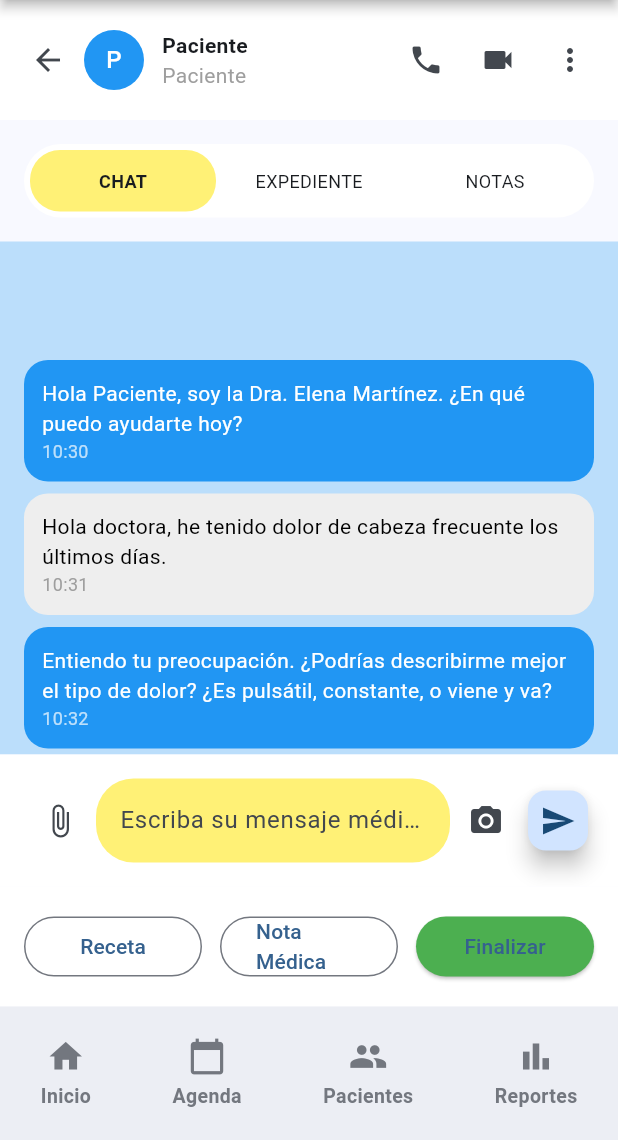
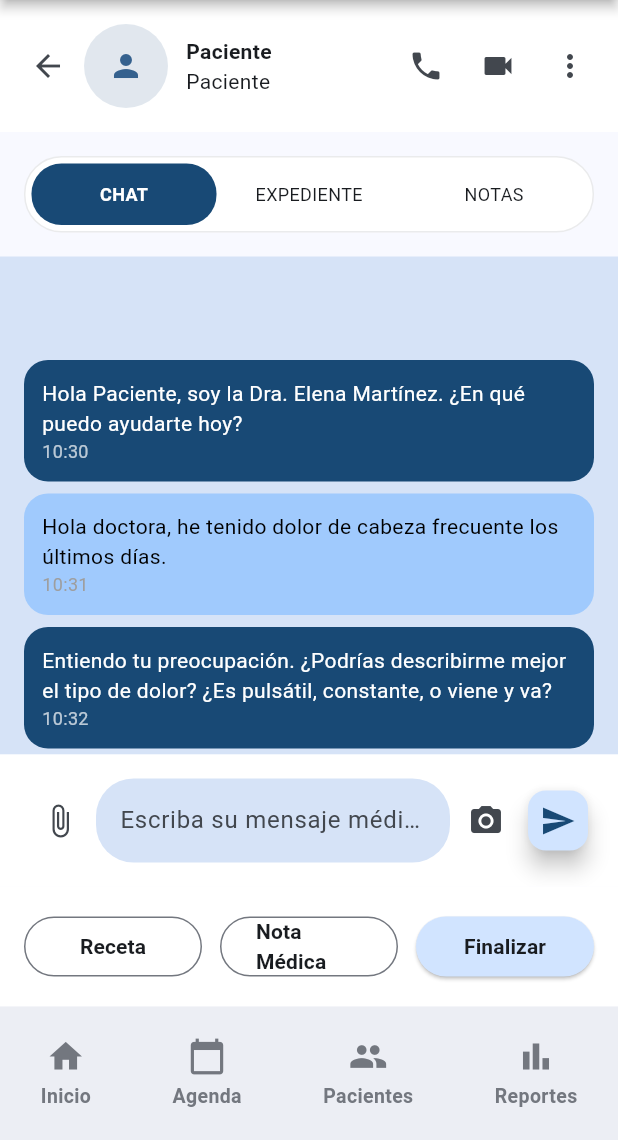
Before and after one commit to ValeriaCastro04/proyecto_hidoc, a Flutter app: the DoctorChatScreen screen opened by its route, on a phone screen of 412 x 824 dp, the part 96-1236 px from its top. Run offline on Flutter 3.47's test engine with Material 3 defaults, Android fonts, the light colour scheme and no system bars; our stand-ins replace fl_chart, flutter_riverpod, go_router.

Commit message:
Poniendo colores según la temática

```diff
--- a/lib/features/doctor/screen/doctor_chat_screen.dart
+++ b/lib/features/doctor/screen/doctor_chat_screen.dart
@@ -467,9 +467,10 @@ class DoctorChatHeader extends StatelessWidget {
 
   @override
   Widget build(BuildContext context) {
+    final colors = Theme.of(context).colorScheme;
     return Container(
       padding: const EdgeInsets.symmetric(vertical: 16, horizontal: 8),
-      color: Colors.white,
+      color: colors.onPrimary,
       child: SafeArea(
         bottom: false,
         child: Row(
@@ -479,8 +480,9 @@ class DoctorChatHeader extends StatelessWidget {
               icon: const Icon(Icons.arrow_back),
             ),
             CircleAvatar(
-              backgroundColor: Colors.blue,
-              child: Text(patientInitials, style: const TextStyle(color: Colors.white)),
+              radius: 28,
+              backgroundColor: colors.primary.withOpacity(.15),
+              child: Icon(Icons.person, color: colors.primary),
             ),
             const SizedBox(width: 12),
             Expanded(
@@ -488,7 +490,7 @@ class DoctorChatHeader extends StatelessWidget {
                 crossAxisAlignment: CrossAxisAlignment.start,
                 children: [
                   Text(patientName, style: const TextStyle(fontWeight: FontWeight.bold)),
-                  const Text('Paciente', style: TextStyle(color: Colors.grey)),
+                  const Text('Paciente'),
                 ],
               ),
             ),
@@ -514,12 +516,15 @@ class DoctorChatTabNavigator extends StatelessWidget {
 
   @override
   Widget build(BuildContext context) {
+    final colors = Theme.of(context).colorScheme;
+
     return Container(
       margin: const EdgeInsets.symmetric(horizontal: 16),
       padding: const EdgeInsets.all(4),
       decoration: BoxDecoration(
-        color: Colors.white,
+        color: colors.onPrimary,
         borderRadius: BorderRadius.circular(25),
+        border: Border.all(color: colors.outline.withOpacity(.15))
       ),
       child: Row(
         children: DoctorChatTab.values.map((tab) {
@@ -543,13 +548,14 @@ class DoctorChatTabNavigator extends StatelessWidget {
               child: Container(
                 padding: const EdgeInsets.symmetric(vertical: 12),
                 decoration: BoxDecoration(
-                  color: isActive ? Colors.yellow[300] : Colors.transparent,
+                  color: isActive ? colors.onPrimaryFixedVariant : Colors.transparent,
                   borderRadius: BorderRadius.circular(20),
                 ),
                 child: Center(
                   child: Text(
                     tabName,
                     style: TextStyle(
+                      color: isActive ? colors.onPrimary : colors.onBackground,
                       fontWeight: isActive ? FontWeight.bold : FontWeight.normal,
                       fontSize: 12,
                     ),
@@ -578,8 +584,10 @@ class DoctorMessageList extends StatelessWidget {
 
   @override
   Widget build(BuildContext context) {
+    final colors = Theme.of(context).colorScheme;
+
     return Container(
-      color: Colors.blue[100],
+      color: colors.secondaryContainer,
       child: ListView.builder(
         reverse: true,
         itemCount: messages.length,
@@ -610,6 +618,8 @@ class DoctorChatMessageBubble extends StatelessWidget {
 
   @override
   Widget build(BuildContext context) {
+    final colors = Theme.of(context).colorScheme;
+
     return Padding(
       padding: const EdgeInsets.symmetric(horizontal: 16, vertical: 4),
       child: Row(
@@ -619,7 +629,7 @@ class DoctorChatMessageBubble extends StatelessWidget {
             child: Container(
               padding: const EdgeInsets.all(12),
               decoration: BoxDecoration(
-                color: isFromDoctor ? Colors.blue : Colors.grey[200],
+                color: isFromDoctor ? colors.onPrimaryFixedVariant : colors.primaryFixedDim,
                 borderRadius: BorderRadius.circular(16),
               ),
               child: Column(
@@ -651,10 +661,11 @@ class DoctorChatInput extends StatelessWidget {
 
   @override
   Widget build(BuildContext context) {
+    final colors = Theme.of(context).colorScheme;
     final controller = TextEditingController();
     return Container(
       padding: const EdgeInsets.all(16),
-      color: Colors.white,
+      color: colors.onPrimary,
       child: Row(
         children: [
           IconButton(onPressed: onAttachFile, icon: const Icon(Icons.attach_file)),
@@ -664,8 +675,11 @@ class DoctorChatInput extends StatelessWidget {
               decoration: InputDecoration(
                 hintText: 'Escriba su mensaje médico...',
                 filled: true,
-                fillColor: Colors.yellow[300],
+                fillColor: colors.secondaryContainer,
                 border: OutlineInputBorder(borderRadius: BorderRadius.circular(25), borderSide: BorderSide.none),
+                hintStyle: TextStyle(
+                  color: colors.onSurfaceVariant
+                )
               ),
             ),
           ),
@@ -700,30 +714,50 @@ class DoctorBottomActionBar extends StatelessWidget {
 
   @override
   Widget build(BuildContext context) {
+    final colors = Theme.of(context).colorScheme;
+
     return Container(
       padding: const EdgeInsets.all(16),
-      color: Colors.white,
+      color: colors.onPrimary,
       child: Row(
         children: [
           Expanded(
             child: OutlinedButton(
               onPressed: onRecetaPressed,
-              child: const Text('Receta'),
+              child: Text(
+                  'Receta',
+                  style: TextStyle(
+                    color: colors.onBackground,
+                    fontWeight: FontWeight.bold,
+                  ),
+                ),
             ),
           ),
           const SizedBox(width: 12),
           Expanded(
             child: OutlinedButton(
               onPressed: onNotaPressed,
-              child: const Text('Nota Médica'),
+              child: Text(
+                'Nota Médica',
+                style: TextStyle(
+                    color: colors.onBackground,
+                    fontWeight: FontWeight.bold,
+                  ),
+              ),
             ),
           ),
           const SizedBox(width: 12),
           Expanded(
             child: ElevatedButton(
               onPressed: onFinalizarPressed,
-              style: ElevatedButton.styleFrom(backgroundColor: Colors.green),
-              child: const Text('Finalizar'),
+              style: ElevatedButton.styleFrom(backgroundColor: colors.primaryContainer),
+              child: Text(
+                  'Finalizar',
+                  style: TextStyle(
+                    color: colors.onBackground,
+                    fontWeight: FontWeight.bold,
+                  ),
+                ),
             ),
           ),
         ],
--- a/lib/features/doctor/screen/patient_history_screen.dart
+++ b/lib/features/doctor/screen/patient_history_screen.dart
@@ -164,7 +164,7 @@ class _SectionCard extends StatelessWidget {
         border: Border.all(color: colors.outline.withOpacity(.15)),
         boxShadow: [
           BoxShadow(
-            color: Colors.black.withOpacity(.06),
+            color: colors.onBackground.withOpacity(.06),
             blurRadius: 12,
             offset: const Offset(0, 4),
           ),
--- a/lib/features/doctor/screen/reportes_screen.dart
+++ b/lib/features/doctor/screen/reportes_screen.dart
@@ -10,7 +10,7 @@ import 'package:proyecto_hidoc/common/shared_widgets/theme_toggle_button.dart';
 import 'package:proyecto_hidoc/features/doctor/widgets/list/doctor.dart';
 import 'package:proyecto_hidoc/features/doctor/widgets/doctor_infor.dart';
 import 'package:proyecto_hidoc/features/doctor/widgets/doctor_schedule.dart';
-import 'package:proyecto_hidoc/features/doctor/widgets/doctor_studies.dart';
+import 'package:proyecto_hidoc/features/doctor/widgets/doctor_diploma.dart';
 
 class ReportesScreen extends StatelessWidget {
   static const String name = 'reportes_screen';
```
Also changed, not shown: lib/features/doctor/widgets/doctor_diploma.dart (renamed from lib/features/doctor/widgets/doctor_studies.dart).
